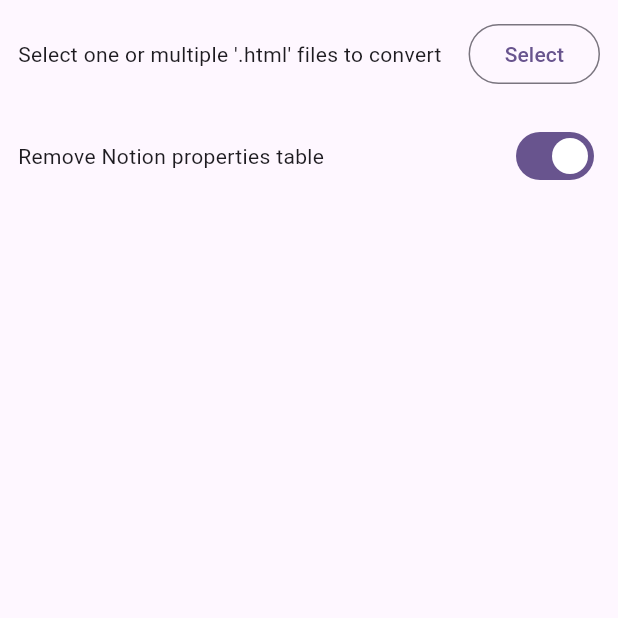
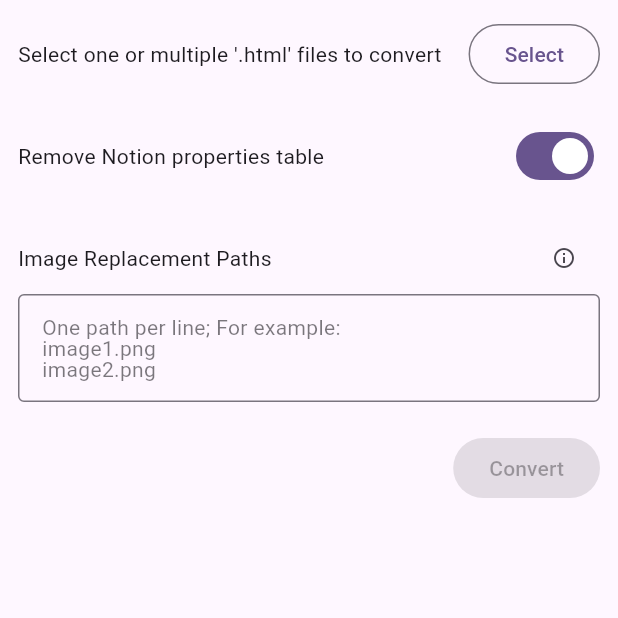
Before and after one commit to mmhartmann/notion_to_anki, a Flutter app: the screen it shows after launch, on a phone screen of 412 x 824 dp, the top half of it. Run offline on Flutter 3.47's test engine with Material 3 defaults, Android fonts, the light colour scheme and no system bars; our stand-ins replace equatable, file_picker, flutter_bloc, hydrated_bloc; generated files the repository leaves out were written again.

Commit message:
Implemented conversion logic

```diff
--- /dev/null
+++ b/lib/conversion/bloc/conversion/conversion_bloc.dart
@@ -0,0 +1,45 @@
+import 'package:flutter_bloc/flutter_bloc.dart';
+import 'package:notion_to_anki/conversion/bloc/conversion/conversion_repository.dart';
+
+import 'conversion_event.dart';
+import 'conversion_state.dart';
+
+/// A bloc that handles all actions for file conversions.
+class ConversionBloc extends Bloc<ConversionEvent, ConversionState> {
+  ConversionBloc() : super(InitialConversionState()) {
+    on<ConversionEvent>((event, emit) async {
+      switch (event) {
+        case StartConversionEvent():
+          await convertAllFiles(event, emit);
+          break;
+      }
+    });
+  }
+
+  /// Converts all the selected files in the [event.settings].
+  Future convertAllFiles(StartConversionEvent event, Emitter<ConversionState> emit) async {
+    emit(RunningConversionState());
+
+    final imageReplacementPathsList = event.settings.imageReplacementPaths.split("\n");
+    final filePaths = event.settings.fileSelection!.files.map((e) => e.path);
+
+    final filesToConvert = filePaths.map((path) => ConversionFile(
+          path: path!,
+          removePropertiesTable: event.settings.removePropertiesTable,
+          imageReplacementPathsList: imageReplacementPathsList,
+        ));
+    final conversionFilesIterator = filesToConvert.iterator;
+
+    List<FileConversionResult> results = [];
+
+    while (conversionFilesIterator.moveNext()) {
+      final file = conversionFilesIterator.current;
+      final result = await file.convert();
+      if (result != null) {
+        results.add(result);
+      }
+    }
+
+    emit(FinishedConversionState(results: results));
+  }
+}
--- /dev/null
+++ b/lib/conversion/bloc/conversion/conversion_event.dart
@@ -0,0 +1,17 @@
+import 'package:equatable/equatable.dart';
+
+import '../../conversion.dart';
+
+sealed class ConversionEvent extends Equatable {
+  const ConversionEvent();
+}
+
+/// Start the conversion process given the settings specified by the user.
+class StartConversionEvent extends ConversionEvent {
+  const StartConversionEvent({required this.settings});
+
+  final ConversionSettingsState settings;
+
+  @override
+  List<Object?> get props => [settings];
+}
--- /dev/null
+++ b/lib/conversion/bloc/conversion/conversion_repository.dart
@@ -0,0 +1,179 @@
+import 'dart:io';
+import 'dart:math';
+
+import 'package:equatable/equatable.dart';
+
+/// Object that lazily handles the conversion of a file.
+class ConversionFile extends Equatable {
+  const ConversionFile({
+    required this.path,
+    required this.removePropertiesTable,
+    required this.imageReplacementPathsList,
+  });
+
+  /// A path to the file that should be converted.
+  final String path;
+
+  /// see [ConversionSettingsState.removePropertiesTable]
+  final bool removePropertiesTable;
+
+  /// A list of the image paths that should be replaced.
+  /// see [ConversionSettingsState.imageReplacementPaths]
+  final List<String> imageReplacementPathsList;
+
+  static const String newFileEnding = "converted.html";
+
+  /// Read, convert and write the results to a new file.
+  ///
+  /// Returns a [FileConversionResult] that contains a new path and the content.
+  /// Can return null if file does not exists or already was converted before.
+  Future<FileConversionResult?> convert() async {
+    if (await File(path).exists() == false || path.endsWith(newFileEnding)) return null;
+    var content = await File(path).readAsString();
+
+    final patterns = NotionFindReplacePatterns.getPatterns(removePropertiesTable);
+    content = NotionFindReplacePatterns.applyPatterns(content, patterns);
+    content = HtmlUtils.replaceImageNames(content, imageReplacementPathsList);
+    final title = HtmlUtils.extractTitle(content);
+
+    final newPath = (path.split(".")
+          ..removeLast()
+          ..add(newFileEnding))
+        .join(".");
+    await File(newPath).writeAsString(content);
+
+    return FileConversionResult(
+      oldFile: this,
+      title: title,
+      convertedFilePath: newPath,
+    );
+  }
+
+  @override
+  List<Object?> get props => [path, removePropertiesTable, imageReplacementPathsList];
+}
+
+/// Information about and content of a converted file.
+class FileConversionResult extends Equatable {
+  const FileConversionResult({
+    required this.oldFile,
+    required this.convertedFilePath,
+    required this.title,
+  });
+
+  /// The file that was converted.
+  final ConversionFile oldFile;
+
+  /// The path to the converted file.
+  final String convertedFilePath;
+
+  /// Title of the html file.
+  final String? title;
+
+  @override
+  List<Object?> get props => [oldFile, convertedFilePath];
+}
+
+/// Some utility functions to handle html content
+class HtmlUtils {
+  /// Extract the title property from html content
+  static String? extractTitle(String content) {
+    final titleRegex = RegExp("<title>(.*)<\/title>", multiLine: true);
+    return titleRegex.firstMatch(content)?.group(1);
+  }
+
+  /// Replace the paths of images with a specified paths
+  static String replaceImageNames(String content, List<String> imagePaths) {
+    final imagePathPattern = RegExp(r'(?<=src=")([^\/]*\/*(?=Untitled)[^"]*)', multiLine: true);
+    final pathMatches = imagePathPattern.allMatches(content);
+
+    if (imagePaths.length < pathMatches.length) {
+      // TODO: implement warning
+      print("WARNING: Not enough image paths provided, images will be left empty");
+    }
+
+    for (int i = 0; i < min(imagePaths.length, pathMatches.length); i++) {
+      content = content.replaceAll(pathMatches.elementAt(i).group(0) ?? "", imagePaths[i]);
+    }
+
+    return content;
+  }
+}
+
+typedef ReplaceFunction = String Function(Match);
+
+class FindReplacePattern {
+  FindReplacePattern._({
+    required this.find,
+    required this.replace,
+  });
+
+  factory FindReplacePattern({
+    required String findPattern,
+    required String replacePattern,
+  }) =>
+      FindReplacePattern._(
+        find: RegExp(findPattern, multiLine: true),
+        replace: (Match matches) => replaceMatches(replacePattern, matches),
+      );
+
+  final RegExp find;
+  final ReplaceFunction replace;
+
+  String execute(String content) => content.replaceAllMapped(find, replace);
+
+  static String replaceMatches(String replacePattern, Match matches) {
+    for (int i = 1; i <= matches.groupCount; i++) {
+      replacePattern = replacePattern.replaceAll("\$$i", matches.group(i - 1) ?? "");
+    }
+    return replacePattern;
+  }
+}
+
+/// A list of all regex search and replace functions that will be run on the files.
+class NotionFindReplacePatterns {
+  static final _deleteHeaderIcon = FindReplacePattern(
+    findPattern: r'<div class="page-header-icon [a-z-_]*"><img class="icon" src'
+        '="https:\/\/www\.notion\.so\/icons\/[a-z-_]*\.svg"\/><\/div>',
+    replacePattern: '',
+  );
+
+  static final _deletePropertiesTable =
+      FindReplacePattern(findPattern: r'<table class="properties">.*</table>', replacePattern: '');
+
+  static final _limitStylingToNotionDiv1 =
+      FindReplacePattern(findPattern: r'(^[^#@\n].+\s\{)', replacePattern: r'#notion $1');
+
+  static final _limitStylingToNotionDiv2 =
+      FindReplacePattern(findPattern: r'(^[^#@\n].+,$)', replacePattern: r'#notion $1');
+
+  static final _wrapBodyInDiv = FindReplacePattern(
+      findPattern: r'<body>((.|\n)*)</body>',
+      replacePattern: r'<body><div id="notion">$2</div></body>');
+
+  static final _applyCustomStyling = FindReplacePattern(
+    findPattern: r'\/\* cspell:disable-file \*\/',
+    replacePattern: r'* {} body { background-color: #fff; overflow-x: scroll;}'
+        ' body * { color: #000; }',
+  );
+
+  static final closeToggles =
+      FindReplacePattern(findPattern: r'<details open="">', replacePattern: r'<details>');
+
+  static List<FindReplacePattern> getPatterns(bool includeDeletePropertiesTable) => [
+        _deleteHeaderIcon,
+        if (includeDeletePropertiesTable) _deletePropertiesTable,
+        _limitStylingToNotionDiv1,
+        _limitStylingToNotionDiv2,
+        _wrapBodyInDiv,
+        _applyCustomStyling,
+      ];
+
+  /// Runs the definitions' search and replace functions
+  static String applyPatterns(String content, List<FindReplacePattern> definitions) {
+    for (final definition in definitions) {
+      content = definition.execute(content);
+    }
+    return content;
+  }
+}
--- /dev/null
+++ b/lib/conversion/bloc/conversion/conversion_state.dart
@@ -0,0 +1,28 @@
+import 'package:equatable/equatable.dart';
+
+import 'conversion_repository.dart';
+
+sealed class ConversionState extends Equatable {
+  const ConversionState();
+}
+
+/// The state before any conversion was configured or run
+class InitialConversionState extends ConversionState {
+  @override
+  List<Object?> get props => [];
+}
+
+class RunningConversionState extends ConversionState {
+  @override
+  List<Object?> get props => [];
+}
+
+class FinishedConversionState extends ConversionState {
+  const FinishedConversionState({required this.results});
+
+  /// List of the content of all converted files.
+  final List<FileConversionResult> results;
+
+  @override
+  List<Object?> get props => [results];
+}
--- a/lib/conversion/bloc/conversion_settings.dart
+++ b/lib/conversion/bloc/conversion_settings/conversion_settings.dart
@@ -1,9 +1,9 @@
 import 'package:equatable/equatable.dart';
 import 'package:file_picker/file_picker.dart';
-import 'package:flutter_bloc/flutter_bloc.dart';
+import 'package:hydrated_bloc/hydrated_bloc.dart';
 
 /// A cubit handling the [ConversionSettingsState].
-class ConversionSettingsCubit extends Cubit<ConversionSettingsState> {
+class ConversionSettingsCubit extends HydratedCubit<ConversionSettingsState> {
   ConversionSettingsCubit() : super(const ConversionSettingsState());
 
   void changeFileSelection(FilePickerResult newSelection) =>
@@ -14,6 +14,13 @@ class ConversionSettingsCubit extends Cubit<ConversionSettingsState> {
 
   void changeImageReplacementPaths(String newPaths) =>
       emit(state.copyWith(imageReplacementPaths: newPaths));
+
+  @override
+  ConversionSettingsState? fromJson(Map<String, dynamic> json) =>
+      ConversionSettingsState.fromJson(json);
+
+  @override
+  Map<String, dynamic>? toJson(ConversionSettingsState state) => state.toJson();
 }
 
 /// Contains all necessary information needed to execute the conversion command.
@@ -23,6 +30,16 @@ class ConversionSettingsState extends Equatable {
     this.removePropertiesTable = true,
     this.imageReplacementPaths = "",
   });
+
+  factory ConversionSettingsState.fromJson(Map<String, dynamic> json) => ConversionSettingsState(
+        removePropertiesTable: json['removePropertiesTable'] as bool,
+        imageReplacementPaths: json['imageReplacementPaths'] as String,
+      );
+
+  Map<String, dynamic> toJson() => {
+        'removePropertiesTable': removePropertiesTable,
+        'imageReplacementPaths': imageReplacementPaths
+      };
 
   /// Selected single or multiple files or a folders containing the files to be
   /// converted.
--- a/lib/conversion/view/view.dart
+++ b/lib/conversion/view/view.dart
@@ -8,10 +8,38 @@ class ConversionView extends StatelessWidget {
   @override
   Widget build(BuildContext context) {
     return Scaffold(
-      body: BlocProvider(
-        create: (_) => ConversionSettingsCubit(),
-        child: const ConversionSettingsWidget(),
+      body: MultiBlocProvider(
+        providers: [
+          BlocProvider<ConversionSettingsCubit>(create: (_) => ConversionSettingsCubit()),
+          BlocProvider<ConversionBloc>(create: (_) => ConversionBloc()),
+        ],
+        child: const ConversionViewContent(),
       ),
     );
   }
 }
+
+/// Displays the conversion settings and the state of the conversion.
+class ConversionViewContent extends StatelessWidget {
+  const ConversionViewContent({super.key});
+
+  @override
+  Widget build(BuildContext context) {
+    return ListView(children: [
+      ConversionSettingsWidget(
+        onConversionPressed: () => _onConversionPressed(
+          conversionBloc: context.read<ConversionBloc>(),
+          settings: context.read<ConversionSettingsCubit>(),
+        ),
+      ),
+      const ConversionStateWidget(),
+    ]);
+  }
+
+  void _onConversionPressed({
+    required ConversionBloc conversionBloc,
+    required ConversionSettingsCubit settings,
+  }) {
+    conversionBloc.add(StartConversionEvent(settings: settings.state));
+  }
+}
--- a/lib/conversion/widgets/conversion_settings.dart
+++ b/lib/conversion/widgets/conversion_settings.dart
@@ -2,6 +2,8 @@ import 'package:file_picker/file_picker.dart';
 import 'package:flutter/material.dart';
 import 'package:flutter_bloc/flutter_bloc.dart';
 import 'package:notion_to_anki/l10n/l10n.dart';
+import 'package:url_launcher/url_launcher.dart';
+import 'package:url_launcher/url_launcher_string.dart';
 
 import '../conversion.dart';
 
@@ -9,27 +11,43 @@ import '../conversion.dart';
 ///
 /// Every contained widget accesses the [ConversionSettingsCubit].
 class ConversionSettingsWidget extends StatelessWidget {
-  const ConversionSettingsWidget({super.key});
+  const ConversionSettingsWidget({super.key, required this.onConversionPressed});
+
+  /// A callback function when the conversion button was pressed.
+  final VoidCallback onConversionPressed;
 
   @override
   Widget build(BuildContext context) {
-    return const Padding(
-      padding: EdgeInsets.all(12),
+    return BlocBuilder<ConversionBloc, ConversionState>(builder: (context, state) {
+      final enabled = state is! RunningConversionState;
+
+      return Padding(
+        padding: const EdgeInsets.all(12),
         child: Column(
+          crossAxisAlignment: CrossAxisAlignment.end,
           children: [
-          SelectedFileOrFolderSettingWidget(),
-          SizedBox(height: 20),
-          RemovePropertiesTableSettingWidget(),
-          SizedBox(height: 20),
+            SelectedFileOrFolderSettingWidget(enabled: enabled),
+            const SizedBox(height: 20),
+            RemovePropertiesTableSettingWidget(enabled: enabled),
+            const SizedBox(height: 20),
+            ImageReplacementPathSettingWidget(enabled: enabled),
+            const SizedBox(height: 20),
+            ConvertButtonWidget(
+              enabled: enabled,
+              onConversionPressed: onConversionPressed,
+            ),
           ],
         ),
       );
+    });
   }
 }
 
 /// Displays the selected files to convert and lets the user change it.
 class SelectedFileOrFolderSettingWidget extends StatelessWidget {
-  const SelectedFileOrFolderSettingWidget({super.key});
+  const SelectedFileOrFolderSettingWidget({super.key, required this.enabled});
+
+  final bool enabled;
 
   @override
   Widget build(BuildContext context) {
@@ -54,7 +72,8 @@ class SelectedFileOrFolderSettingWidget extends StatelessWidget {
         ),
         const SizedBox(width: 12),
         OutlinedButton(
-          onPressed: () => _openFilesDialog(context.read<ConversionSettingsCubit>()),
+          onPressed:
+              enabled ? () => _openFilesDialog(context.read<ConversionSettingsCubit>()) : null,
           child: Text(context.l10n.selectFilesButton),
         ),
       ]),
@@ -74,9 +93,10 @@ class SelectedFileOrFolderSettingWidget extends StatelessWidget {
   }
 }
 
-///
 class RemovePropertiesTableSettingWidget extends StatelessWidget {
-  const RemovePropertiesTableSettingWidget({super.key});
+  const RemovePropertiesTableSettingWidget({super.key, required this.enabled});
+
+  final bool enabled;
 
   @override
   Widget build(BuildContext context) {
@@ -91,7 +111,9 @@ class RemovePropertiesTableSettingWidget extends StatelessWidget {
         const SizedBox(width: 12),
         Switch(
           value: state.removePropertiesTable,
-          onChanged: (newValue) => _changeValue(
+          onChanged: !enabled
+              ? null
+              : (newValue) => _changeValue(
                     newValue,
                     context.read<ConversionSettingsCubit>(),
                   ),
@@ -104,3 +126,77 @@ class RemovePropertiesTableSettingWidget extends StatelessWidget {
     settingsCubit.changeRemovePropertiesTable(newValue);
   }
 }
+
+/// Implements a textfield for the user to enter the image replacement paths.
+class ImageReplacementPathSettingWidget extends StatelessWidget {
+  const ImageReplacementPathSettingWidget({super.key, required this.enabled});
+
+  final bool enabled;
+
+  @override
+  Widget build(BuildContext context) {
+    return Column(
+      crossAxisAlignment: CrossAxisAlignment.start,
+      children: [
+        Row(children: [
+          Expanded(child: Text(context.l10n.imageReplacementPathsTitle)),
+          IconButton(
+            onPressed: () => _helpButtonPressed(context),
+            icon: const Icon(Icons.info_outline, size: 16),
+          ),
+        ]),
+        TextFormField(
+          keyboardType: TextInputType.multiline,
+          initialValue: context.read<ConversionSettingsCubit>().state.imageReplacementPaths,
+          minLines: 2,
+          maxLines: null,
+          enabled: enabled,
+          style: Theme.of(context).textTheme.bodyMedium,
+          onChanged: (newString) => _onTextChanged(newString, context),
+          decoration: InputDecoration(
+            floatingLabelBehavior: FloatingLabelBehavior.never,
+            border: const OutlineInputBorder(),
+            labelText: context.l10n.imageReplacementPathsLabel,
+            labelStyle: Theme.of(context).textTheme.bodyMedium?.copyWith(
+                  color: Theme.of(context).colorScheme.onBackground.withAlpha(150),
+                ),
+          ),
+        ),
+      ],
+    );
+  }
+
+  void _helpButtonPressed(BuildContext context) =>
+      launchUrlString(context.l10n.imageReplacementPathsHelpUrl);
+
+  void _onTextChanged(String newValue, BuildContext context) {
+    context.read<ConversionSettingsCubit>().changeImageReplacementPaths(newValue);
+  }
+}
+
+/// On press starts the conversion process
+class ConvertButtonWidget extends StatelessWidget {
+  const ConvertButtonWidget({
+    super.key,
+    required this.enabled,
+    required this.onConversionPressed,
+  });
+
+  final bool enabled;
+  final VoidCallback onConversionPressed;
+
+  @override
+  Widget build(BuildContext context) {
+    return BlocBuilder<ConversionSettingsCubit, ConversionSettingsState>(
+      builder: (context, state) {
+        final enabled =
+            state.fileSelection != null && state.fileSelection!.count > 0 && this.enabled;
+
+        return FilledButton(
+          onPressed: enabled ? onConversionPressed : null,
+          child: Text(context.l10n.convertButton),
+        );
+      },
+    );
+  }
+}
--- a/lib/l10n/app_en.arb
+++ b/lib/l10n/app_en.arb
@@ -9,5 +9,13 @@
         }
     },
     "selectFilesButton": "Select",
-    "removePropertiesTableTitle": "Remove Notion properties table"
+    "removePropertiesTableTitle": "Remove Notion properties table",
+    "imageReplacementPathsTitle": "Image Replacement Paths",
+    "imageReplacementPathsHelpUrl": "https://google.com/",
+    "imageReplacementPathsLabel": "One path per line; For example:\nimage1.png\nimage2.png",
+    "convertButton": "Convert",
+    "convertingFilesDescription": "Converting files...",
+    "convertedFilesTitle": "Converted Files",
+    "copyButtonText": "Copy",
+    "copyButtonTextAfterCopy": "Copied"
 }
--- a/pubspec.yaml
+++ b/pubspec.yaml
@@ -41,6 +41,9 @@ dependencies:
   flutter_bloc: ^8.1.5
   file_picker: ^8.0.2
   equatable: ^2.0.5
+  url_launcher: ^6.2.6
+  hydrated_bloc: ^9.1.5
+  path_provider: ^2.1.3
 
 dev_dependencies:
   flutter_test:
```
Also changed, not shown: lib/conversion/conversion.dart (+6 -1 lines), lib/conversion/widgets/conversion_output.dart (added, +93 -0 lines), lib/main.dart (+8 -1 lines), pubspec.lock, 7 other files. Lines whose indentation alone changed are shown as unchanged.
